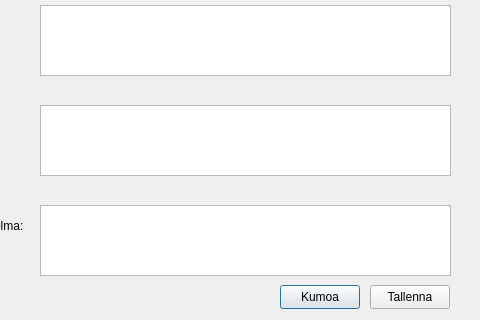
The window that addvisit.ui (juhotuominen/CustomerManagerQT) describes before a commit, drawn with Qt 5; both pictures show x 100 to 580 and y 195 to 515 of the 580 by 515 pixel window.
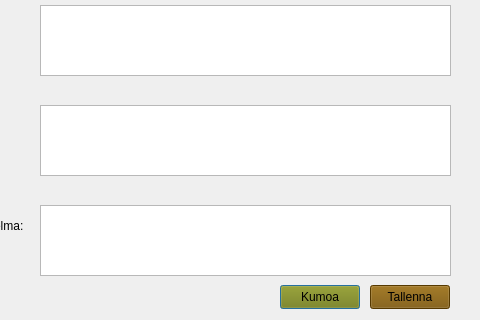
The same window after the commit.

Patch:
```diff
--- a/addvisit.ui
+++ b/addvisit.ui
@@ -65,6 +65,9 @@
      <height>24</height>
     </rect>
    </property>
+   <property name="styleSheet">
+    <string notr="true">background-color: rgb(124, 124, 0);</string>
+   </property>
    <property name="text">
     <string>Kumoa</string>
    </property>
@@ -78,6 +81,9 @@
      <height>24</height>
     </rect>
    </property>
+   <property name="styleSheet">
+    <string notr="true">background-color: rgb(120, 80, 0);</string>
+   </property>
    <property name="text">
     <string>Tallenna</string>
    </property>
```
